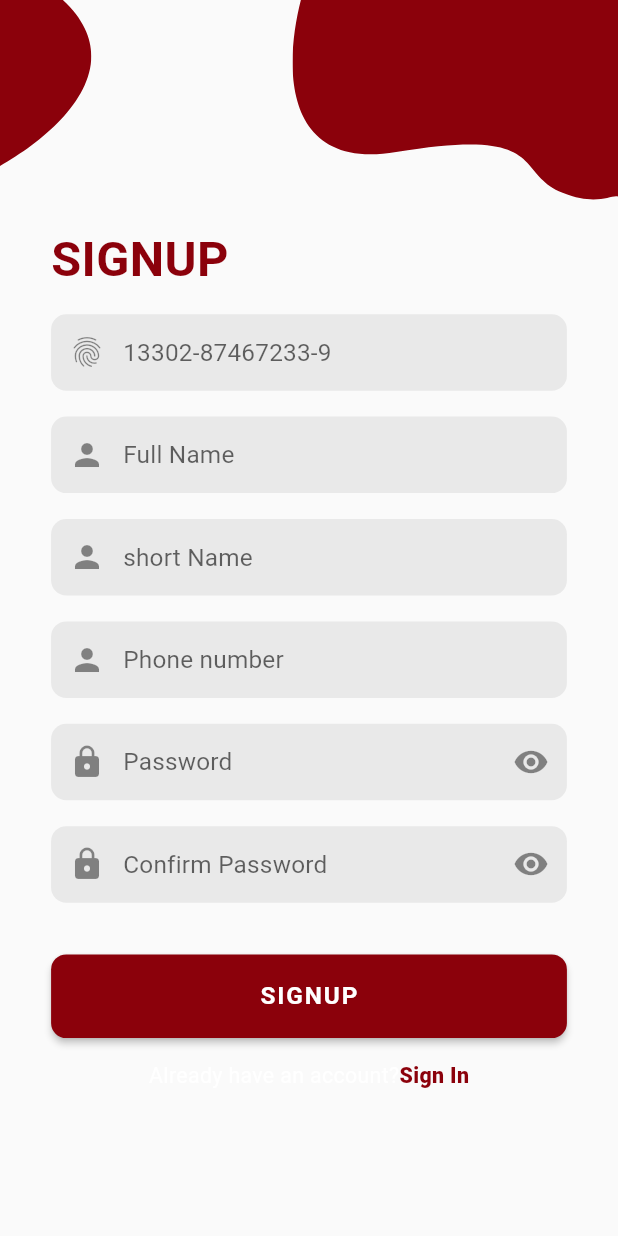
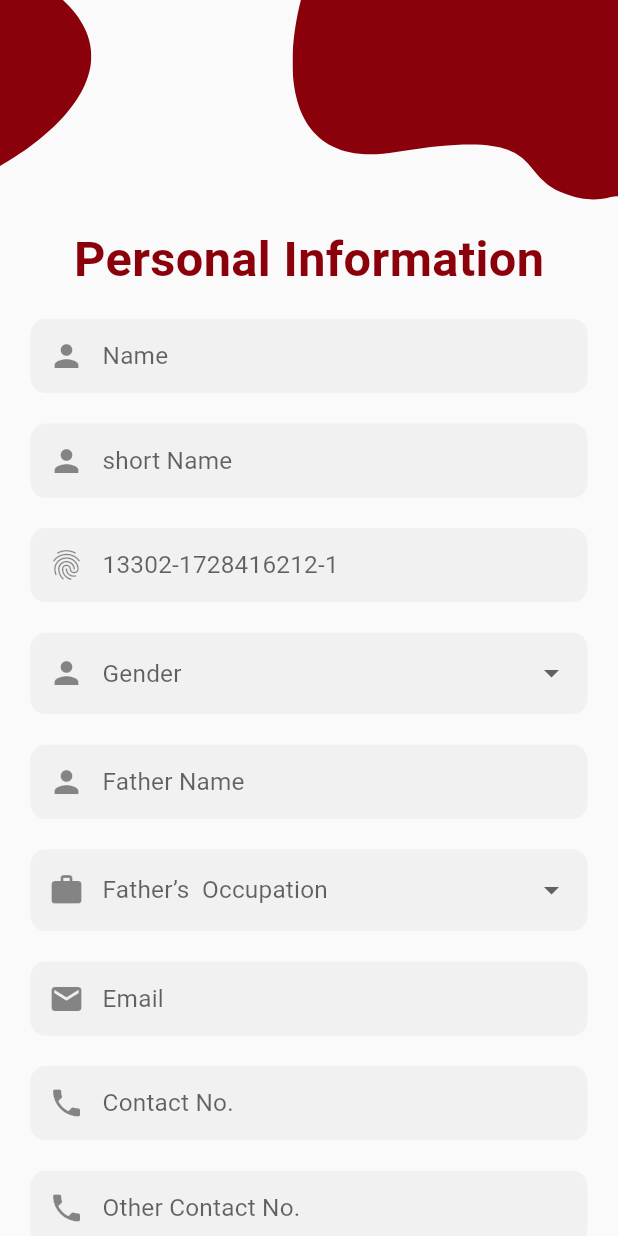
Before and after one commit to sherryqaisrani/student_management_system, a Flutter app: the screen it shows after launch, on a phone screen of 412 x 824 dp. Run offline on Flutter 3.47's test engine with Material 2 defaults, Android fonts, the phone set to English and light mode, and no system bars; our stand-ins replace flutter_screenutil, flutter_svg.

Commit message:
Personal Screen Design Complete

```diff
--- a/lib/main.dart
+++ b/lib/main.dart
@@ -2,6 +2,7 @@ import 'package:flutter/material.dart';
 import 'package:flutter_screenutil/flutter_screenutil.dart';
 import 'package:student_management_system/screens/LoginPage.dart';
 import 'package:student_management_system/screens/loginpage2.dart';
+import 'package:student_management_system/screens/personal.dart';
 import 'package:student_management_system/screens/singuppage.dart';
 
 void main() {
@@ -29,7 +30,7 @@ class MyApp extends StatelessWidget {
           home: child,
         );
       },
-      child: SignUpPage(),
+      child: PersonalInfo(),
     );
   }
 }
--- /dev/null
+++ b/lib/screens/personal.dart
@@ -0,0 +1,345 @@
+import 'package:flutter/material.dart';
+import 'package:flutter_screenutil/flutter_screenutil.dart';
+import 'package:flutter_svg/flutter_svg.dart';
+import 'package:student_management_system/widget/themes/colors.dart';
+
+class PersonalInfo extends StatefulWidget {
+  PersonalInfo({Key? key}) : super(key: key);
+
+  @override
+  State<PersonalInfo> createState() => _PersonalInfoState();
+}
+
+class _PersonalInfoState extends State<PersonalInfo> {
+  var gender = ['Male', 'Female', 'Other'];
+  var fatherOp = ['Employee', 'Former', 'Other'];
+  var domicileProvince = [
+    'Punjab',
+    ' Khyber Pakhtunkhwa',
+    'Balochistan',
+    'Sindh',
+  ];
+  var disability = ['Yes', 'NO'];
+
+  @override
+  Widget build(BuildContext context) {
+    return Scaffold(
+      body: SingleChildScrollView(
+        child: Column(
+          children: [
+            topLogos(),
+            Padding(
+              padding: EdgeInsets.symmetric(
+                horizontal: 20.h,
+              ),
+              child: Column(
+                children: [
+                  Text(
+                    'Personal Information',
+                    style: TextStyle(
+                      fontSize: 32.sp,
+                      fontWeight: FontWeight.w700,
+                      color: ThemeColor.loginCode,
+                    ),
+                  ),
+                  SizedBox(
+                    height: 20.h,
+                  ),
+                  TextFormField(
+                    textInputAction: TextInputAction.next,
+                    keyboardType: TextInputType.text,
+                    decoration: getInputDecoration(
+                      hintText: 'Name',
+                      prefixIcon: const Icon(
+                        Icons.person,
+                      ),
+                    ),
+                  ),
+                  SizedBox(
+                    height: 20.h,
+                  ),
+                  TextFormField(
+                    textInputAction: TextInputAction.next,
+                    keyboardType: TextInputType.text,
+                    decoration: getInputDecoration(
+                      hintText: 'short Name',
+                      prefixIcon: const Icon(Icons.person),
+                    ),
+                  ),
+                  SizedBox(
+                    height: 20.h,
+                  ),
+                  TextFormField(
+                    textInputAction: TextInputAction.next,
+                    keyboardType: TextInputType.number,
+                    decoration: getInputDecoration(
+                      hintText: '13302-1728416212-1',
+                      prefixIcon: const Icon(
+                        Icons.fingerprint,
+                      ),
+                    ),
+                  ),
+                  SizedBox(
+                    height: 20.h,
+                  ),
+                  DropdownButtonFormField(
+                    items: gender.map(
+                      (e) {
+                        return DropdownMenuItem(
+                          value: e,
+                          child: Text(e),
+                        );
+                      },
+                    ).toList(),
+                    decoration: getInputDecoration(
+                      hintText: 'Gender',
+                      prefixIcon: const Icon(
+                        Icons.person,
+                      ),
+                    ),
+                    onChanged: (_) {},
+                  ),
+                  SizedBox(
+                    height: 20.h,
+                  ),
+                  TextFormField(
+                    textInputAction: TextInputAction.next,
+                    keyboardType: TextInputType.text,
+                    decoration: getInputDecoration(
+                      hintText: 'Father Name',
+                      prefixIcon: const Icon(
+                        Icons.person,
+                      ),
+                    ),
+                  ),
+                  SizedBox(
+                    height: 20.h,
+                  ),
+                  DropdownButtonFormField(
+                    items: fatherOp.map(
+                      (e) {
+                        return DropdownMenuItem(
+                          value: e,
+                          child: Text(e),
+                        );
+                      },
+                    ).toList(),
+                    decoration: getInputDecoration(
+                      hintText: 'Father’s  Occupation',
+                      prefixIcon: const Icon(Icons.work),
+                    ),
+                    onChanged: (_) {},
+                  ),
+                  SizedBox(
+                    height: 20.h,
+                  ),
+                  TextFormField(
+                    textInputAction: TextInputAction.next,
+                    keyboardType: TextInputType.emailAddress,
+                    decoration: getInputDecoration(
+                      hintText: 'Email',
+                      prefixIcon: const Icon(
+                        Icons.email,
+                      ),
+                    ),
+                  ),
+                  SizedBox(
+                    height: 20.h,
+                  ),
+                  TextFormField(
+                    textInputAction: TextInputAction.next,
+                    keyboardType: TextInputType.number,
+                    decoration: getInputDecoration(
+                      hintText: 'Contact No.',
+                      prefixIcon: const Icon(Icons.phone),
+                    ),
+                  ),
+                  SizedBox(
+                    height: 20.h,
+                  ),
+                  TextFormField(
+                    textInputAction: TextInputAction.next,
+                    keyboardType: TextInputType.number,
+                    decoration: getInputDecoration(
+                      hintText: 'Other Contact No.',
+                      prefixIcon: const Icon(
+                        Icons.phone,
+                      ),
+                    ),
+                  ),
+                  SizedBox(
+                    height: 20.h,
+                  ),
+                  TextFormField(
+                    textInputAction: TextInputAction.next,
+                    keyboardType: TextInputType.number,
+                    decoration: getInputDecoration(
+                      hintText: 'Guardian Contact No.',
+                      prefixIcon: const Icon(
+                        Icons.phone,
+                      ),
+                    ),
+                  ),
+                  SizedBox(
+                    height: 20.h,
+                  ),
+                  TextFormField(
+                    textInputAction: TextInputAction.next,
+                    keyboardType: TextInputType.text,
+                    decoration: getInputDecoration(
+                      hintText: 'Postal Address',
+                      prefixIcon: const Icon(
+                        Icons.location_city,
+                      ),
+                    ),
+                  ),
+                  SizedBox(
+                    height: 20.h,
+                  ),
+                  TextFormField(
+                    textInputAction: TextInputAction.next,
+                    keyboardType: TextInputType.text,
+                    decoration: getInputDecoration(
+                      hintText: 'Permanent Address',
+                      prefixIcon: const Icon(
+                        Icons.location_city,
+                      ),
+                    ),
+                  ),
+                  SizedBox(
+                    height: 20.h,
+                  ),
+                  DropdownButtonFormField(
+                    items: domicileProvince
+                        .map(
+                          (e) => DropdownMenuItem(
+                            value: e,
+                            child: Text(e),
+                          ),
+                        )
+                        .toList(),
+                    decoration: getInputDecoration(
+                      hintText: 'Domicile Province',
+                      prefixIcon: const Icon(
+                        Icons.location_city,
+                      ),
+                    ),
+                    onChanged: (_) {},
+                  ),
+                  SizedBox(
+                    height: 20.h,
+                  ),
+                  DropdownButtonFormField(
+                    items: disability
+                        .map(
+                          (e) => DropdownMenuItem(
+                            value: e,
+                            child: Text(e),
+                          ),
+                        )
+                        .toList(),
+                    onChanged: (_) {},
+                    decoration: getInputDecoration(
+                      hintText: 'Disability',
+                      prefixIcon: const Icon(
+                        Icons.wheelchair_pickup,
+                      ),
+                    ),
+                  ),
+                  SizedBox(
+                    height: 20.h,
+                  ),
+                  SizedBox(
+                    width: double.infinity,
+                    child: ElevatedButton(
+                      style: ElevatedButton.styleFrom(
+                          primary: ThemeColor.loginCode,
+                          padding: EdgeInsets.symmetric(
+                            vertical: 17.h,
+                          ),
+                          shape: RoundedRectangleBorder(
+                            borderRadius: BorderRadius.circular(
+                              10.r,
+                            ),
+                            side: const BorderSide(
+                              color: Colors.transparent,
+                            ),
+                          )),
+                      onPressed: () {},
+                      child: Text(
+                        'Save',
+                        style: TextStyle(
+                          fontSize: 16.sp,
+                          fontWeight: FontWeight.w600,
+                          color: Colors.white,
+                        ),
+                      ),
+                    ),
+                  ),
+                  SizedBox(
+                    height: 24.h,
+                  ),
+                ],
+              ),
+            ),
+          ],
+        ),
+      ),
+    );
+  }
+
+//TextField Decoration
+  InputDecoration getInputDecoration(
+      {required String hintText, required Widget prefixIcon}) {
+    return InputDecoration(
+      border: OutlineInputBorder(
+        borderRadius: BorderRadius.circular(
+          10.r,
+        ),
+        borderSide: const BorderSide(
+          color: Colors.transparent,
+        ),
+      ),
+      enabledBorder: OutlineInputBorder(
+        borderRadius: BorderRadius.circular(
+          10.r,
+        ),
+        borderSide: const BorderSide(
+          color: Colors.transparent,
+        ),
+      ),
+      filled: true,
+      fillColor: ThemeColor.grayColor,
+      contentPadding: EdgeInsets.symmetric(
+        vertical: 15.h,
+      ),
+      prefixIcon: prefixIcon,
+      hintText: hintText,
+    );
+  }
+
+//Logos on the top left and right
+  SizedBox topLogos() {
+    return SizedBox(
+      height: 152.h,
+      child: Stack(
+        children: [
+          Positioned(
+            top: 0,
+            left: 0,
+            child: SvgPicture.asset(
+              'assets/svg/left_header.svg',
+            ),
+          ),
+          Positioned(
+            top: 0,
+            right: 0,
+            child: SvgPicture.asset(
+              'assets/svg/header.svg',
+            ),
+          ),
+        ],
+      ),
+    );
+  }
+}
--- a/lib/widget/themes/colors.dart
+++ b/lib/widget/themes/colors.dart
@@ -2,7 +2,7 @@ import 'package:flutter/material.dart';
 
 class ThemeColor {
   static Color oragneColor = const Color(0xffFCC50A);
-  static Color grayColor = const Color(0xffD3D3D3);
+  static Color grayColor = const Color(0xffF1F1F1);
   static Color btnBlackColor = const Color(0xff151624);
   static Color loginCode = const Color(0xff8B010B);
   static Color lightGrayColor = const Color(0xffE9E9E9);
```
